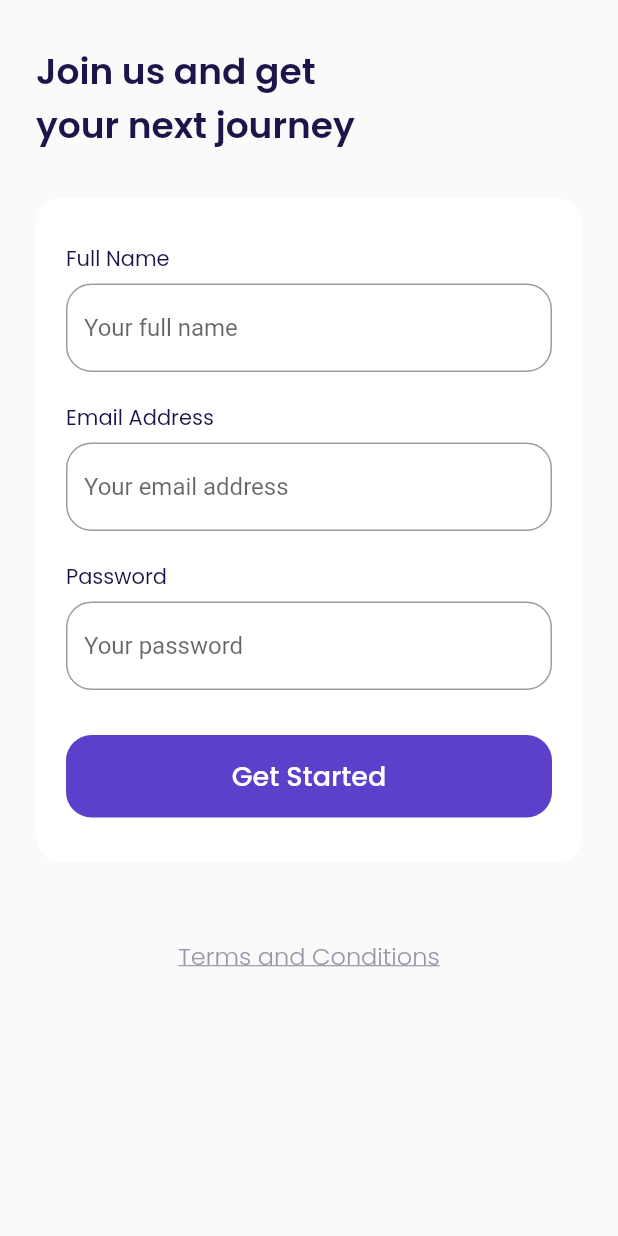
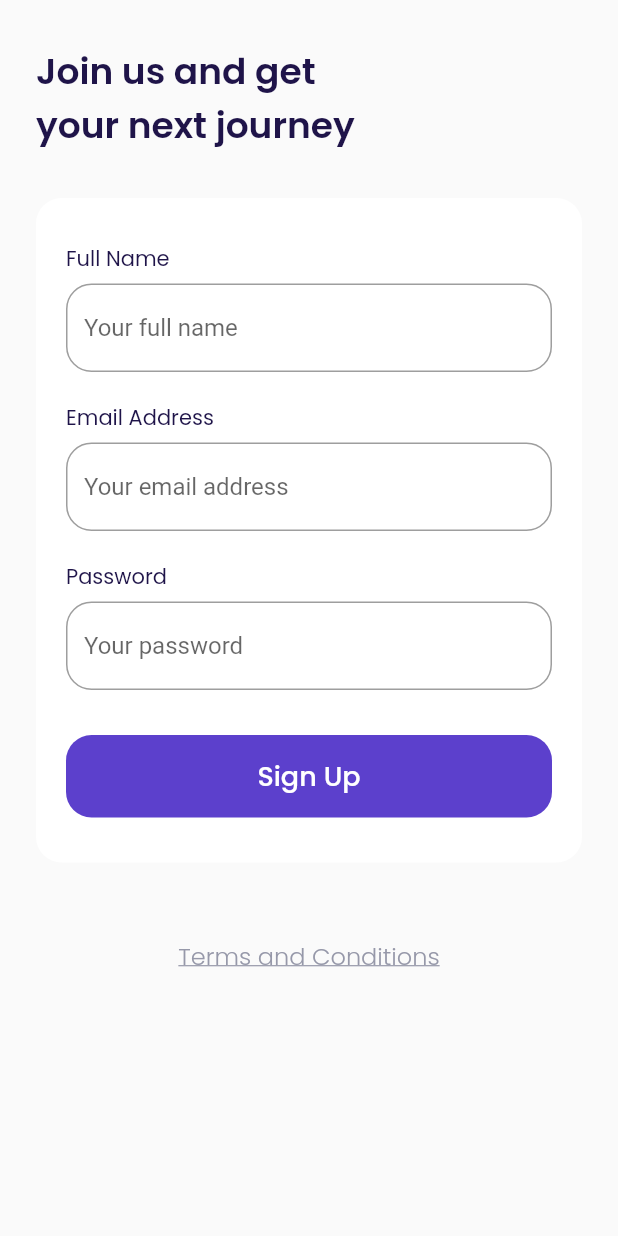
Before and after one commit to whisnuys/flutter-bookflights-app, a Flutter app: the screen it shows after launch, after a tap on "Get Started", on a phone screen of 412 x 824 dp. Run offline on Flutter 3.47's test engine with Material 2 defaults, Android fonts, the phone set to English and light mode, and no system bars; our stand-ins replace google_fonts.

Commit message:
adding reusable custom button

```diff
--- a/lib/ui/pages/bonus_page.dart
+++ b/lib/ui/pages/bonus_page.dart
@@ -1,5 +1,6 @@
 // ignore_for_file: prefer_const_constructors
 
+import 'package:bwa_airplane/ui/widgets/custom_button.dart';
 import 'package:flutter/material.dart';
 import '../../shared/theme.dart';
 
@@ -118,30 +119,13 @@
     }
 
     Widget startButton() {
-      return Container(
+      return CustomButton(
         width: 220,
-        height: 55,
         margin: EdgeInsets.only(top: 50),
-        child: TextButton(
-          onPressed: () {
-            Navigator.pushNamed(context, "/main");
-          },
-          style: TextButton.styleFrom(
-            backgroundColor: kPrimaryColor,
-            shape: RoundedRectangleBorder(
-              borderRadius: BorderRadius.circular(
-                defaultRadius,
-              ),
-            ),
-          ),
-          child: Text(
-            'Start Fly Now',
-            style: whiteTextStyle.copyWith(
-              fontSize: 18,
-              fontWeight: medium,
-            ),
-          ),
-        ),
+        title: 'Start Fly Now',
+        onPressed: () {
+          Navigator.pushNamed(context, '/main');
+        },
       );
     }
 
--- a/lib/ui/pages/get_started_page.dart
+++ b/lib/ui/pages/get_started_page.dart
@@ -1,5 +1,6 @@
 // ignore_for_file: sized_box_for_whitespace, prefer_const_constructors
 
+import 'package:bwa_airplane/ui/widgets/custom_button.dart';
 import 'package:flutter/material.dart';
 import '../../shared/theme.dart';
 
@@ -45,33 +46,16 @@
                   ),
                   textAlign: TextAlign.center,
                 ),
-                Container(
+                CustomButton(
                   width: 220,
-                  height: 55,
                   margin: EdgeInsets.only(
                     top: 50,
                     bottom: 80,
                   ),
-                  child: TextButton(
-                    onPressed: () {
-                      Navigator.pushNamed(context, '/sign-up');
-                    },
-                    child: Text(
-                      'Get Started',
-                      style: whiteTextStyle.copyWith(
-                        fontSize: 18,
-                        fontWeight: medium,
-                      ),
-                    ),
-                    style: TextButton.styleFrom(
-                      backgroundColor: kPrimaryColor,
-                      shape: RoundedRectangleBorder(
-                        borderRadius: BorderRadius.circular(
-                          defaultRadius,
-                        ),
-                      ),
-                    ),
-                  ),
+                  title: 'Get Started',
+                  onPressed: () {
+                    Navigator.pushNamed(context, '/sign-up');
+                  },
                 ),
               ],
             ),
--- a/lib/ui/pages/signup_page.dart
+++ b/lib/ui/pages/signup_page.dart
@@ -1,5 +1,6 @@
 // ignore_for_file: avoid_unnecessary_containers, prefer_const_constructors, non_constant_identifier_names
 
+import 'package:bwa_airplane/ui/widgets/custom_button.dart';
 import 'package:flutter/material.dart';
 import '../../shared/theme.dart';
 
@@ -141,32 +142,12 @@
       }
 
       Widget submitButton() {
-        return Container(
-          width: double.infinity,
-          height: 55,
-          margin: EdgeInsets.only(
-            top: 10,
-          ),
-          child: TextButton(
-            onPressed: () {
-              Navigator.pushNamed(context, '/bonus');
-            },
-            style: TextButton.styleFrom(
-              backgroundColor: kPrimaryColor,
-              shape: RoundedRectangleBorder(
-                borderRadius: BorderRadius.circular(
-                  defaultRadius,
-                ),
-              ),
-            ),
-            child: Text(
-              'Get Started',
-              style: whiteTextStyle.copyWith(
-                fontSize: 18,
-                fontWeight: medium,
-              ),
-            ),
-          ),
+        return CustomButton(
+          margin: EdgeInsets.only(top: 10),
+          title: 'Sign Up',
+          onPressed: () {
+            Navigator.pushNamed(context, '/bonus');
+          },
         );
       }
 
--- /dev/null
+++ b/lib/ui/widgets/custom_button.dart
@@ -0,0 +1,44 @@
+import 'package:flutter/material.dart';
+import '../../shared/theme.dart';
+
+class CustomButton extends StatelessWidget {
+  final String title;
+  final double width;
+  final Function() onPressed;
+  final EdgeInsets margin;
+
+  const CustomButton({
+    Key? key,
+    required this.title,
+    this.width = double.infinity,
+    this.margin = EdgeInsets.zero,
+    required this.onPressed,
+  }) : super(key: key);
+
+  @override
+  Widget build(BuildContext context) {
+    return Container(
+      width: width,
+      height: 55,
+      margin: margin,
+      child: TextButton(
+        onPressed: onPressed,
+        child: Text(
+          title,
+          style: whiteTextStyle.copyWith(
+            fontSize: 18,
+            fontWeight: medium,
+          ),
+        ),
+        style: TextButton.styleFrom(
+          backgroundColor: kPrimaryColor,
+          shape: RoundedRectangleBorder(
+            borderRadius: BorderRadius.circular(
+              defaultRadius,
+            ),
+          ),
+        ),
+      ),
+    );
+  }
+}
```
